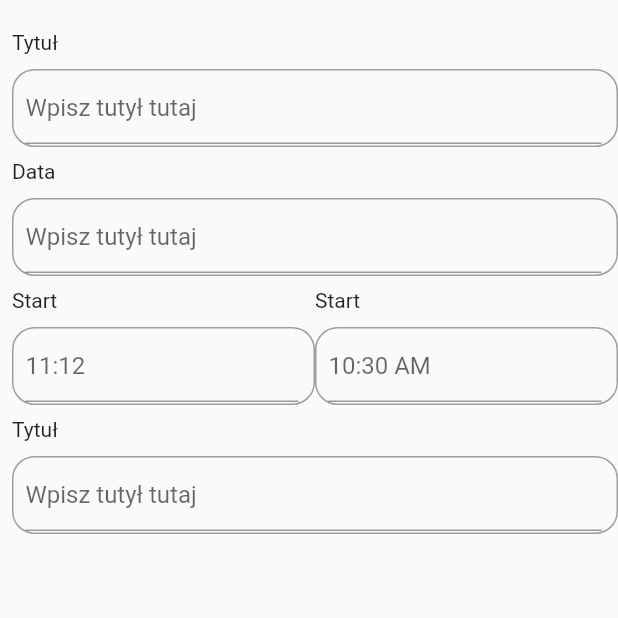
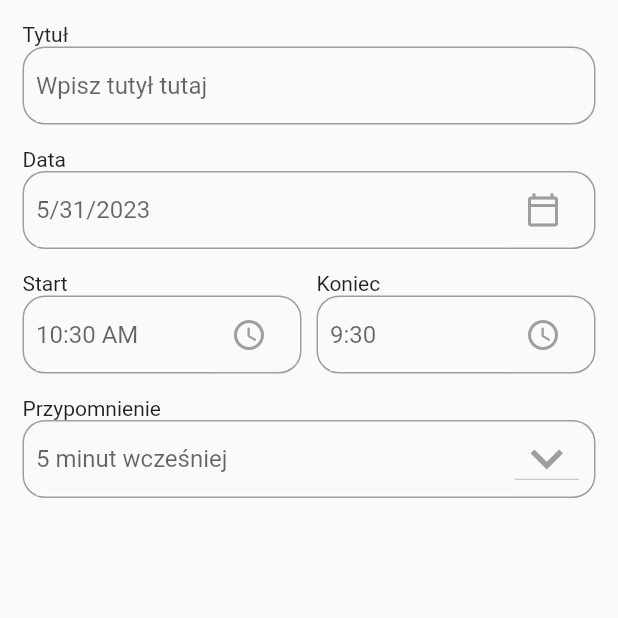
Before and after one commit to patrykdybalski/NOTSY, a Flutter app: the AddTaskPage screen opened directly, on a phone screen of 412 x 824 dp, the top half of it. Run offline on Flutter 3.47's test engine with Material 2 defaults, Android fonts, the phone set to English and light mode, and no system bars; our stand-ins replace date_picker_timeline, firebase_auth, firebase_core, flutter_bloc, google_fonts; accounts and stored records are empty.

Commit message:
Add getDateFromUser

```diff
--- a/lib/app/UI/add_task_bar.dart
+++ b/lib/app/UI/add_task_bar.dart
@@ -53,7 +53,7 @@ class AddTaskBarPage extends StatelessWidget {
           ),
           body: TabBarView(
             children: [
-              AddTaskPage(),
+              const AddTaskPage(),
               Scaffold(
                 body: Container(
                   child: const Center(
--- a/lib/app/features/TabBarPages/add_task_page.dart
+++ b/lib/app/features/TabBarPages/add_task_page.dart
@@ -2,56 +2,86 @@ import 'package:flutter/material.dart';
 import 'package:primary_school/models/input_field.dart';
 import 'package:intl/intl.dart';
 
-class AddTaskPage extends StatelessWidget {
-  AddTaskPage({
+class AddTaskPage extends StatefulWidget {
+  const AddTaskPage({
     super.key,
   });
-  final DateTime _selectedDateNow = DateTime.now();
-  final String _startTime =
-      DateFormat("hh:mm a").format(DateTime.now()).toString();
-  final String _endTime = '9:30';
+
+  @override
+  State<AddTaskPage> createState() => _AddTaskPageState();
+}
+
+class _AddTaskPageState extends State<AddTaskPage> {
+  DateTime _selectedDateNow = DateTime.now();
+
+  String _startTime = DateFormat('hh:mm a').format(DateTime.now()).toString();
+
+  String _endTime = '9:30';
+  int _selectedRemind = 5;
+  List<int> remindList = [
+    5,
+    10,
+    15,
+    20,
+  ];
 
   @override
   Widget build(BuildContext context) {
     return Scaffold(
       body: Container(
-        padding: const EdgeInsets.symmetric(vertical: 20),
+        padding: const EdgeInsets.only(left: 15, right: 15),
         child: SingleChildScrollView(
-          child: Padding(
-            padding: const EdgeInsets.only(
-              left: 8.0,
-            ),
           child: Column(
             children: [
               const MyInputFields(
                 title: 'Tytuł',
                 hint: 'Wpisz tutył tutaj',
               ),
-                const MyInputFields(
+              MyInputFields(
                 title: 'Data',
-                  hint: 'Wpisz tutył tutaj',
+                hint: DateFormat.yMd().format(_selectedDateNow),
+                widget: IconButton(
+                  icon: const Icon(
+                    Icons.calendar_today_outlined,
+                    color: Colors.grey,
+                  ),
+                  onPressed: () {
+                    _getDateFromUser();
+                  },
+                ),
               ),
               Row(
                 children: [
                   Expanded(
                     child: MyInputFields(
                       title: 'Start',
-                        hint: '11:12',
+                      hint: _startTime,
                       widget: IconButton(
-                          onPressed: () {},
+                        onPressed: () {
+                          _getTimeFromUser(
+                            isStartTime: true,
+                          );
+                        },
                         icon: const Icon(
-                            Icons.add,
+                          Icons.access_time_rounded,
                           color: Colors.grey,
                         ),
                       ),
                     ),
                   ),
+                  const SizedBox(
+                    width: 10,
+                  ),
                   Expanded(
                     child: MyInputFields(
-                        title: 'Start',
-                        hint: _startTime,
+                      title: 'Koniec',
+                      hint: _endTime,
                       widget: IconButton(
-                          onPressed: () {},
+                        onPressed: () {
+                          _getTimeFromUser(
+                            isStartTime: false,
+                          );
+                        },
                         icon: const Icon(
                           Icons.access_time_rounded,
                           color: Colors.grey,
@@ -61,14 +91,68 @@ class AddTaskPage extends StatelessWidget {
                   ),
                 ],
               ),
-                const MyInputFields(
-                  title: 'Tytuł',
-                  hint: 'Wpisz tutył tutaj',
+              MyInputFields(
+                title: 'Przypomnienie',
+                hint: '$_selectedRemind minut wcześniej',
+                widget: DropdownButton(
+                  onChanged: () {},
+                  icon: const Icon(
+                    Icons.keyboard_arrow_down,
+                    color: Colors.grey,
+                  ),
+                  iconSize: 43,
+                  elevation: 4,
+                  items: [
+
+                  ],
+                ),
               ),
             ],
           ),
         ),
       ),
+    );
+  }
+
+  _getDateFromUser() async {
+    DateTime? _pickerDate = await showDatePicker(
+      context: context,
+      initialDate: DateTime.now(),
+      firstDate: DateTime(2023),
+      lastDate: DateTime(2035),
+    );
+    if (_pickerDate != null) {
+      setState(() {
+        _selectedDateNow = _pickerDate;
+      });
+    } else {
+      print('error');
+    }
+  }
+
+  _getTimeFromUser({required bool isStartTime}) async {
+    var pickedTime = await _showTimePicker();
+    String _formatedTime = pickedTime.format(context);
+    if (pickedTime == null) {
+      print('time canceled ');
+    } else if (isStartTime == true) {
+      setState(() {
+        _startTime = _formatedTime;
+      });
+    } else if (isStartTime == false) {
+      setState(() {
+        _endTime = _formatedTime;
+      });
+    }
+  }
+
+  _showTimePicker() {
+    return showTimePicker(
+      initialEntryMode: TimePickerEntryMode.input,
+      context: context,
+      initialTime: TimeOfDay(
+        hour: int.parse(_startTime.split(":")[0]),
+        minute: int.parse(_startTime.split(":")[1].split(" ")[0]),
       ),
     );
   }
--- a/lib/models/input_field.dart
+++ b/lib/models/input_field.dart
@@ -17,8 +17,9 @@ class MyInputFields extends StatelessWidget {
   @override
   Widget build(BuildContext context) {
     return Container(
-      child: Padding(
-        padding: const EdgeInsets.only(bottom: 8.0),
+      margin: const EdgeInsets.only(
+        top: 15.0,
+      ),
       child: Column(
         crossAxisAlignment: CrossAxisAlignment.start,
         children: [
@@ -27,9 +28,6 @@ class MyInputFields extends StatelessWidget {
           ),
           Container(
             height: 52,
-              margin: const EdgeInsets.only(
-                top: 10.0,
-              ),
             decoration: BoxDecoration(
               border: Border.all(
                 color: Colors.grey,
@@ -43,6 +41,8 @@ class MyInputFields extends StatelessWidget {
                 children: [
                   Expanded(
                     child: TextFormField(
+                      readOnly: widget == null ? false : true,
+                      autofocus: false,
                       controller: controller,
                       decoration: InputDecoration(
                         hintText: hint,
@@ -50,16 +50,24 @@ class MyInputFields extends StatelessWidget {
                           borderSide: BorderSide(
                             color: Colors.white,
                             width: 0,
-                            ))),
                           ),
                         ),
+                        enabledBorder: const UnderlineInputBorder(
+                          borderSide: BorderSide(
+                            color: Colors.white,
+                            width: 0,
+                          ),
+                        ),
+                      ),
+                    ),
+                  ),
+                  widget == null ? Container() : Container(child: widget),
                 ],
               ),
             ),
           )
         ],
       ),
-      ),
     );
   }
 }
```
Lines whose indentation alone changed are shown as unchanged.
